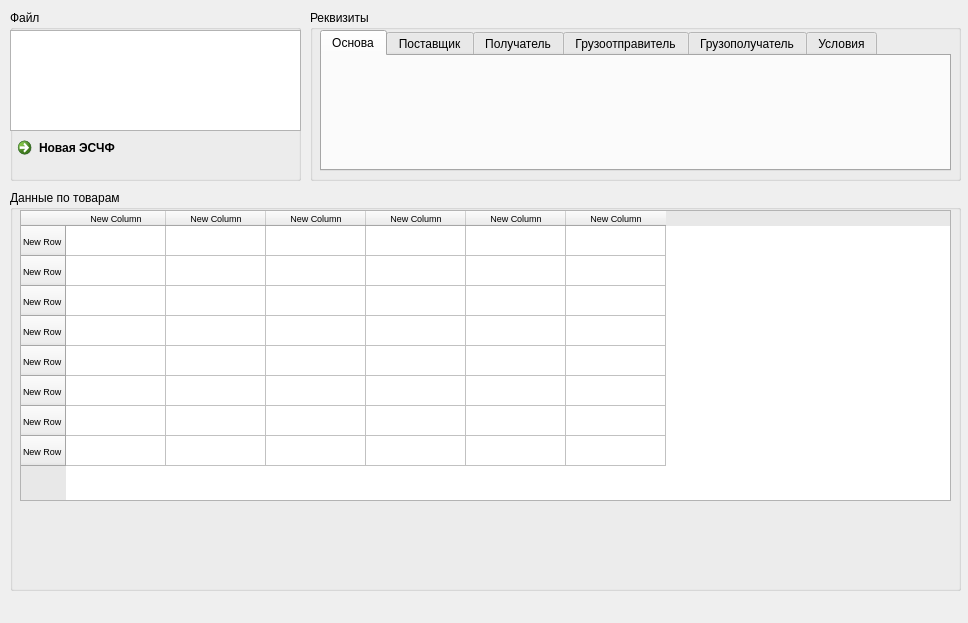
nazarzavertnev/Filler20, file designs/launcher.ui: the form before one commit.
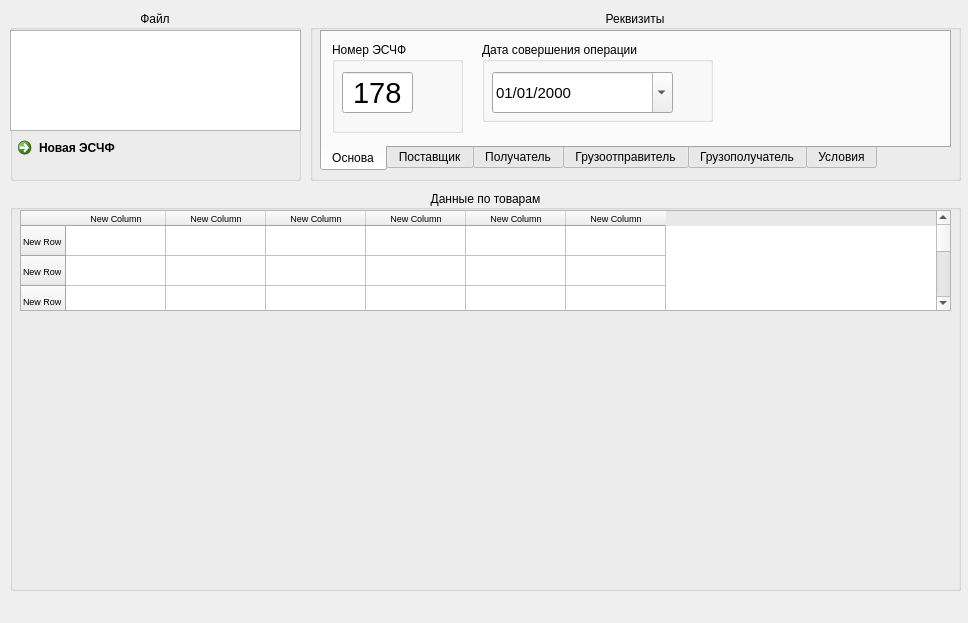
The form after the commit. The open tabs and pages were chosen to show the change. Icons and pictures are not drawn.

```diff
--- a/designs/launcher.ui
+++ b/designs/launcher.ui
@@ -614,6 +614,15 @@
       <property name="title">
        <string>Файл</string>
       </property>
+      <property name="alignment">
+       <set>Qt::AlignCenter</set>
+      </property>
+      <property name="flat">
+       <bool>true</bool>
+      </property>
+      <property name="checkable">
+       <bool>false</bool>
+      </property>
       <widget class="QCommandLinkButton" name="newFileBtn">
        <property name="geometry">
         <rect>
@@ -667,6 +676,12 @@
       <property name="title">
        <string>Реквизиты</string>
       </property>
+      <property name="alignment">
+       <set>Qt::AlignCenter</set>
+      </property>
+      <property name="flat">
+       <bool>true</bool>
+      </property>
       <widget class="QTabWidget" name="tabWidget">
        <property name="geometry">
         <rect>
@@ -676,13 +691,138 @@
          <height>141</height>
         </rect>
        </property>
+       <property name="tabPosition">
+        <enum>QTabWidget::South</enum>
+       </property>
+       <property name="tabShape">
+        <enum>QTabWidget::Rounded</enum>
+       </property>
        <property name="currentIndex">
-        <number>3</number>
+        <number>1</number>
+       </property>
+       <property name="elideMode">
+        <enum>Qt::ElideNone</enum>
+       </property>
+       <property name="usesScrollButtons">
+        <bool>false</bool>
+       </property>
+       <property name="documentMode">
+        <bool>false</bool>
+       </property>
+       <property name="tabsClosable">
+        <bool>false</bool>
+       </property>
+       <property name="movable">
+        <bool>false</bool>
+       </property>
+       <property name="tabBarAutoHide">
+        <bool>false</bool>
        </property>
        <widget class="QWidget" name="tab">
         <attribute name="title">
          <string>Основа</string>
         </attribute>
+        <widget class="QGroupBox" name="groupBox_4">
+         <property name="geometry">
+          <rect>
+           <x>10</x>
+           <y>10</y>
+           <width>131</width>
+           <height>91</height>
+          </rect>
+         </property>
+         <property name="title">
+          <string>Номер ЭСЧФ</string>
+         </property>
+         <property name="flat">
+          <bool>true</bool>
+         </property>
+         <widget class="QLineEdit" name="lineEdit">
+          <property name="geometry">
+           <rect>
+            <x>10</x>
+            <y>30</y>
+            <width>71</width>
+            <height>41</height>
+           </rect>
+          </property>
+          <property name="font">
+           <font>
+            <pointsize>22</pointsize>
+           </font>
+          </property>
+          <property name="text">
+           <string>178</string>
+          </property>
+          <property name="maxLength">
+           <number>3</number>
+          </property>
+          <property name="frame">
+           <bool>true</bool>
+          </property>
+          <property name="echoMode">
+           <enum>QLineEdit::Normal</enum>
+          </property>
+          <property name="alignment">
+           <set>Qt::AlignCenter</set>
+          </property>
+          <property name="placeholderText">
+           <string>№</string>
+          </property>
+          <property name="cursorMoveStyle">
+           <enum>Qt::LogicalMoveStyle</enum>
+          </property>
+          <property name="clearButtonEnabled">
+           <bool>false</bool>
+          </property>
+         </widget>
+        </widget>
+        <widget class="QGroupBox" name="groupBox_5">
+         <property name="geometry">
+          <rect>
+           <x>160</x>
+           <y>10</y>
+           <width>231</width>
+           <height>80</height>
+          </rect>
+         </property>
+         <property name="title">
+          <string>Дата совершения операции</string>
+         </property>
+         <property name="flat">
+          <bool>true</bool>
+         </property>
+         <widget class="QDateEdit" name="dateEdit">
+          <property name="geometry">
+           <rect>
+            <x>10</x>
+            <y>30</y>
+            <width>181</width>
+            <height>41</height>
+           </rect>
+          </property>
+          <property name="font">
+           <font>
+            <pointsize>11</pointsize>
+           </font>
+          </property>
+          <property name="readOnly">
+           <bool>false</bool>
+          </property>
+          <property name="buttonSymbols">
+           <enum>QAbstractSpinBox::NoButtons</enum>
+          </property>
+          <property name="currentSection">
+           <enum>QDateTimeEdit::DaySection</enum>
+          </property>
+          <property name="displayFormat">
+           <string>MM/dd/yyyy</string>
+          </property>
+          <property name="calendarPopup">
+           <bool>true</bool>
+          </property>
+         </widget>
+        </widget>
        </widget>
        <widget class="QWidget" name="tab_2">
         <attribute name="title">
@@ -743,13 +883,22 @@
       <property name="title">
        <string>Данные по товарам</string>
       </property>
+      <property name="alignment">
+       <set>Qt::AlignCenter</set>
+      </property>
+      <property name="flat">
+       <bool>true</bool>
+      </property>
+      <property name="checkable">
+       <bool>false</bool>
+      </property>
       <widget class="QTableWidget" name="tableWidget">
        <property name="geometry">
         <rect>
          <x>10</x>
          <y>20</y>
          <width>931</width>
-         <height>291</height>
+         <height>101</height>
         </rect>
        </property>
        <property name="font">
```
Left out of the diff: 639 changed lines with no effect on the pictures.
